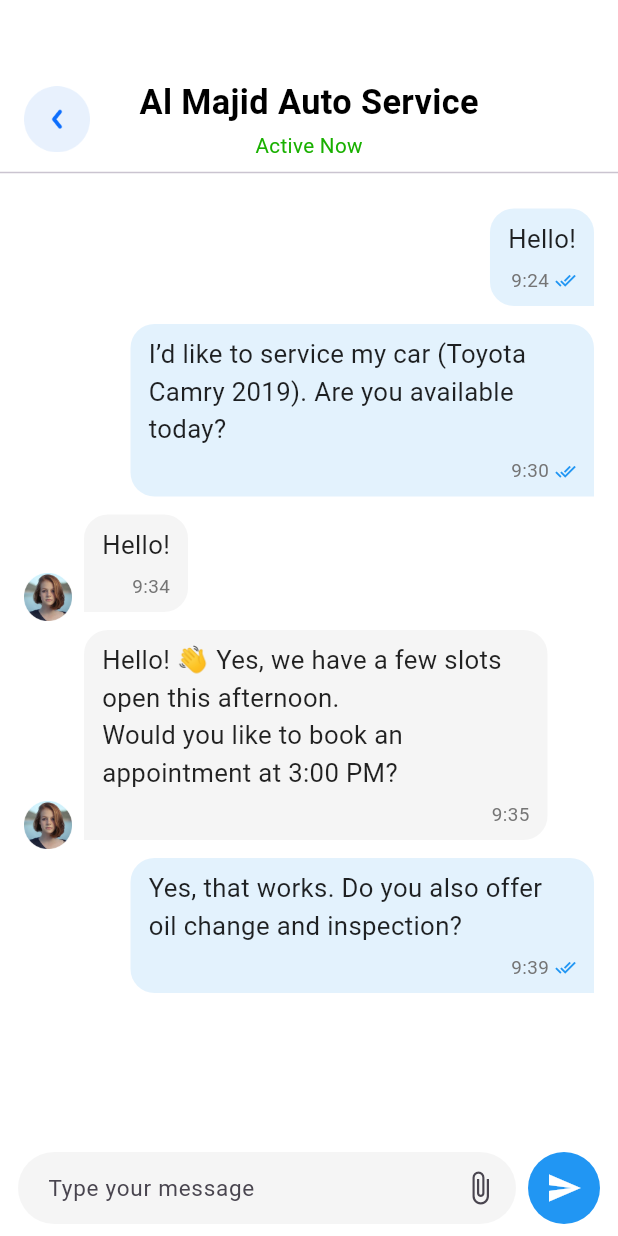
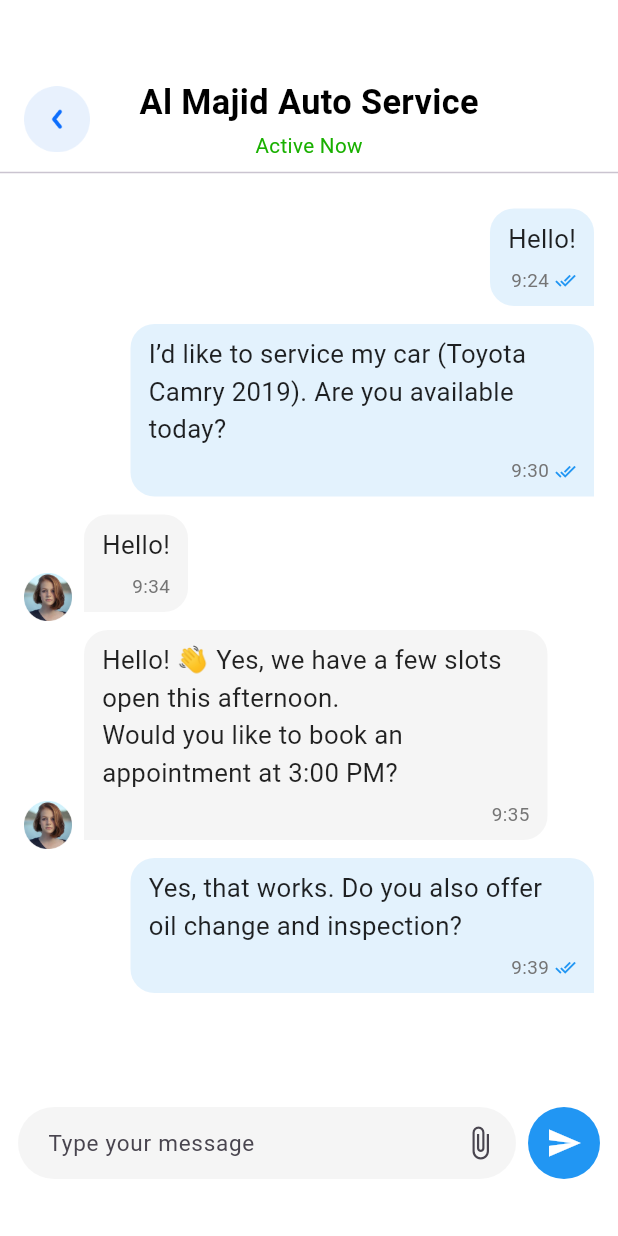
Before and after one commit to Dev-Ninjas-Backup/yousef1234321, a Flutter app: the ServiceMessage screen opened by its route, on a phone screen of 412 x 824 dp. Run offline on Flutter 3.47's test engine with Material 3 defaults, Android fonts, the phone set to English and light mode, and no system bars; our stand-ins replace flutter_easyloading, flutter_screenutil, get, google_fonts.

Commit message:
fixed msg

```diff
--- a/lib/features/service/service_booking/widgets/service_message.dart
+++ b/lib/features/service/service_booking/widgets/service_message.dart
@@ -55,21 +55,13 @@ class ServiceMessage extends StatelessWidget {
           ),
           Divider(),
 
-
-
-
-
-
-
-
-
-
-
-
           Expanded(
             child: Obx(
               () => ListView.builder(
-      padding: const EdgeInsets.symmetric(horizontal: 16, vertical: 10),
+                padding: const EdgeInsets.symmetric(
+                  horizontal: 16,
+                  vertical: 10,
+                ),
                 itemCount: controller.messages.length,
                 itemBuilder: (context, index) {
                   final message = controller.messages[index];
@@ -77,14 +69,17 @@ Expanded(
 
                   // 🧩 Message Row (with optional avatar)
                   return Row(
-          mainAxisAlignment:
-              isUser ? MainAxisAlignment.end : MainAxisAlignment.start,
+                    mainAxisAlignment: isUser
+                        ? MainAxisAlignment.end
+                        : MainAxisAlignment.start,
                     crossAxisAlignment: CrossAxisAlignment.end,
                     children: [
                       // 👤 Profile image (only for receiver)
                       if (!isUser) ...[
                         ClipRRect(
-                borderRadius: BorderRadius.circular(8), // or Circle if you prefer
+                          borderRadius: BorderRadius.circular(
+                            8,
+                          ), // or Circle if you prefer
                           child: Image.asset(
                             Imagepath.profile,
                             height: 32,
@@ -107,8 +102,9 @@ Expanded(
                             maxWidth: MediaQuery.of(context).size.width * 0.75,
                           ),
                           decoration: BoxDecoration(
-                  color:
-                      isUser ? Colors.blue.shade50 : Colors.grey.shade100,
+                            color: isUser
+                                ? Colors.blue.shade50
+                                : Colors.grey.shade100,
                             borderRadius: BorderRadius.only(
                               topLeft: const Radius.circular(16),
                               topRight: const Radius.circular(16),
@@ -164,24 +160,6 @@ Expanded(
               ),
             ),
           ),
-
-
-
-
-
-
-
-
-
-
-
-
-
-
-
-
-
-
 
           // Typing indicator
           // Obx(
@@ -254,6 +232,7 @@ Expanded(
               ],
             ),
           ),
+          SizedBox(height: 30),
         ],
       ),
     );
--- a/lib/features/support/screen/support_page.dart
+++ b/lib/features/support/screen/support_page.dart
@@ -224,6 +224,7 @@ class ChatPage extends StatelessWidget {
               ],
             ),
           ),
+          SizedBox(height: 30,)
         ],
       ),
     );
```
Lines whose indentation alone changed are shown as unchanged.
